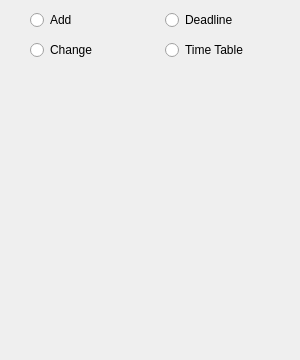
First picture: the form in data_change_form.ui, repository Sooneur/windows_desktop_timetable, before the edit.
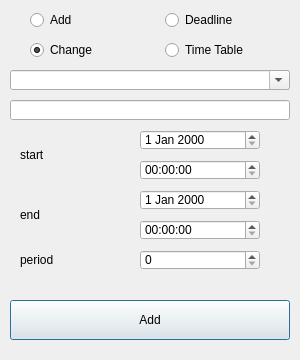
Second picture: the form after the edit.

```diff
--- a/data_change_form.ui
+++ b/data_change_form.ui
@@ -73,10 +73,138 @@
    <property name="text">
     <string>Change</string>
    </property>
+   <property name="checked">
+    <bool>true</bool>
+   </property>
    <attribute name="buttonGroup">
     <string notr="true">oper_rbtns</string>
    </attribute>
   </widget>
+  <widget class="QComboBox" name="select_cbx">
+   <property name="geometry">
+    <rect>
+     <x>10</x>
+     <y>70</y>
+     <width>280</width>
+     <height>20</height>
+    </rect>
+   </property>
+   <property name="editable">
+    <bool>true</bool>
+   </property>
+  </widget>
+  <widget class="QLineEdit" name="title_edt">
+   <property name="geometry">
+    <rect>
+     <x>10</x>
+     <y>100</y>
+     <width>280</width>
+     <height>20</height>
+    </rect>
+   </property>
+  </widget>
+  <widget class="QDateEdit" name="start_date_edt">
+   <property name="geometry">
+    <rect>
+     <x>140</x>
+     <y>130</y>
+     <width>120</width>
+     <height>20</height>
+    </rect>
+   </property>
+  </widget>
+  <widget class="QTimeEdit" name="start_time_edt">
+   <property name="geometry">
+    <rect>
+     <x>140</x>
+     <y>160</y>
+     <width>120</width>
+     <height>20</height>
+    </rect>
+   </property>
+  </widget>
+  <widget class="QLabel" name="start_txt">
+   <property name="geometry">
+    <rect>
+     <x>20</x>
+     <y>145</y>
+     <width>50</width>
+     <height>20</height>
+    </rect>
+   </property>
+   <property name="text">
+    <string>start</string>
+   </property>
+  </widget>
+  <widget class="QLabel" name="end_txt">
+   <property name="geometry">
+    <rect>
+     <x>20</x>
+     <y>205</y>
+     <width>50</width>
+     <height>20</height>
+    </rect>
+   </property>
+   <property name="text">
+    <string>end</string>
+   </property>
+  </widget>
+  <widget class="QTimeEdit" name="end_time_edt">
+   <property name="geometry">
+    <rect>
+     <x>140</x>
+     <y>220</y>
+     <width>120</width>
+     <height>20</height>
+    </rect>
+   </property>
+  </widget>
+  <widget class="QDateEdit" name="end_date_edt">
+   <property name="geometry">
+    <rect>
+     <x>140</x>
+     <y>190</y>
+     <width>120</width>
+     <height>20</height>
+    </rect>
+   </property>
+  </widget>
+  <widget class="QLabel" name="period_txt">
+   <property name="geometry">
+    <rect>
+     <x>20</x>
+     <y>250</y>
+     <width>50</width>
+     <height>20</height>
+    </rect>
+   </property>
+   <property name="text">
+    <string>period</string>
+   </property>
+  </widget>
+  <widget class="QSpinBox" name="period_days_edt">
+   <property name="geometry">
+    <rect>
+     <x>140</x>
+     <y>250</y>
+     <width>120</width>
+     <height>20</height>
+    </rect>
+   </property>
+  </widget>
+  <widget class="QPushButton" name="commit_btn">
+   <property name="geometry">
+    <rect>
+     <x>10</x>
+     <y>300</y>
+     <width>280</width>
+     <height>40</height>
+    </rect>
+   </property>
+   <property name="text">
+    <string>Add</string>
+   </property>
+  </widget>
  </widget>
  <resources/>
  <connections/>
```
